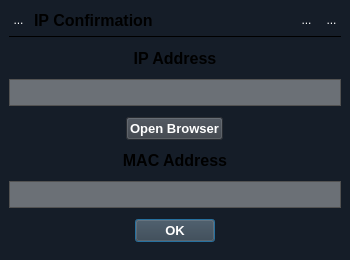
bitcap-co/bitcap-ipr, file src/ui/Confirmation.ui: the form before one commit.
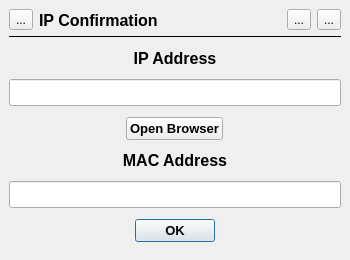
The form after the commit.

Commit message: move styles to theme

The edit to the form file:
```diff
--- a/src/ui/Confirmation.ui
+++ b/src/ui/Confirmation.ui
@@ -19,66 +19,6 @@
   <property name="windowTitle">
    <string>IPR Confirmation</string>
   </property>
-  <property name="styleSheet">
-   <string notr="true">QWidget#IPRConfirmation {
-	background-color: #151d28;
-}
-
-QWidget[StyleClass=&quot;setText&quot;] {
-	color: #FFFFFF;
-}
-
-QWidget #titlebar {
-	background: #151d28;
-}
-
-QPushButton {
-  background-color: #383e46;
-  color: #FFFFFF;
-}
-
-QPushButton:disabled {
-  background-color: #434343;
-  color: #828282;
-}
-
-QPushButton:pressed {
-  background-color: #92beff;
-}
-
-QDialogButtonBox QPushButton {
-  /* Issue #194 #248 - Special case of QPushButton inside dialogs, for better UI */
-  min-width: 80px;
-}
-
-QToolButton {
-	border: none;
-    background: none;
-	color: #FFFFFF;
-}
-
-QLineEdit {
-  background-color: #6b7076;
-  padding-top: 2px;
-  /* This QLineEdit fix  103, 111 */
-  padding-bottom: 2px;
-  /* This QLineEdit fix  103, 111 */
-  padding-left: 4px;
-  padding-right: 4px;
-  border-style: solid;
-  border: 1px solid #525252;
-  color: #FFFFFF;
-}
-
-QLineEdit:focus {
-  border: 1px solid #92beff;
-}
-
-QFrame[frameShape=&quot;4&quot;] {
-	color: #383e46
-}
-</string>
-  </property>
   <widget class="QWidget" name="titlebar" native="true">
    <property name="geometry">
     <rect>
```
The commit also changes 3 other files.
